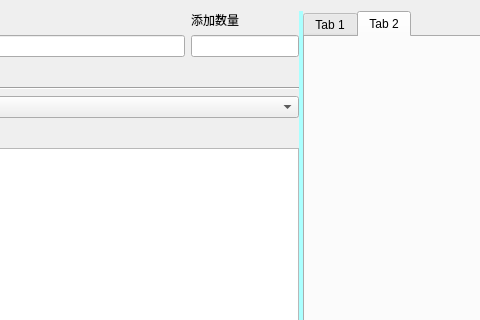
Above: widgetcashiermanager.ui from ylxcvvan/Supermarket-Commodity-Management-System before the change; both pictures show x 204 to 684 and y 0 to 320 of the 1239 by 941 pixel window. Below: the same form after it.
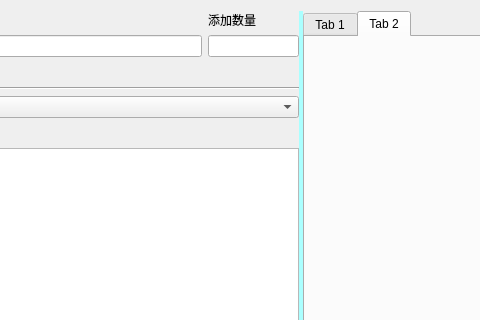
That is the form after the change.

```diff
--- a/widgetcashiermanager.ui
+++ b/widgetcashiermanager.ui
@@ -25,7 +25,7 @@
      <property name="orientation">
       <enum>Qt::Horizontal</enum>
      </property>
-     <widget class="QWidget" name="">
+     <widget class="QWidget" name="layoutWidget">
       <layout class="QVBoxLayout" name="verticalLayout_3">
        <item>
         <layout class="QHBoxLayout" name="horizontalLayout_2" stretch="1,0">
@@ -53,7 +53,20 @@
             </widget>
            </item>
            <item>
-            <widget class="QLineEdit" name="lineEdit"/>
+            <widget class="QLineEdit" name="lineEdit">
+             <property name="sizePolicy">
+              <sizepolicy hsizetype="Maximum" vsizetype="Fixed">
+               <horstretch>0</horstretch>
+               <verstretch>0</verstretch>
+              </sizepolicy>
+             </property>
+             <property name="maximumSize">
+              <size>
+               <width>91</width>
+               <height>16777215</height>
+              </size>
+             </property>
+            </widget>
            </item>
           </layout>
          </item>
@@ -110,7 +123,7 @@
        </item>
       </layout>
      </widget>
-     <widget class="QWidget" name="">
+     <widget class="QWidget" name="layoutWidget">
       <layout class="QVBoxLayout" name="verticalLayoutRight" stretch="0,0">
        <item>
         <widget class="QTabWidget" name="tabWidget">
```
